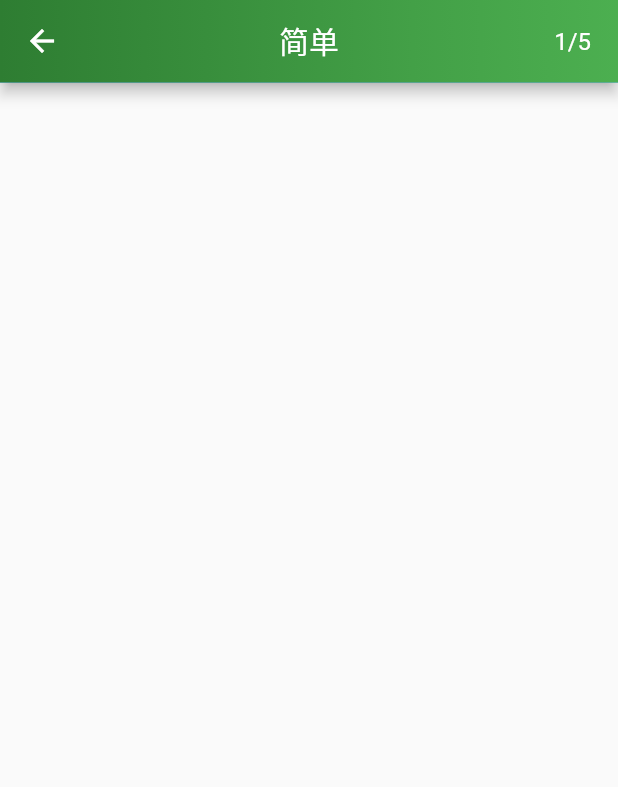
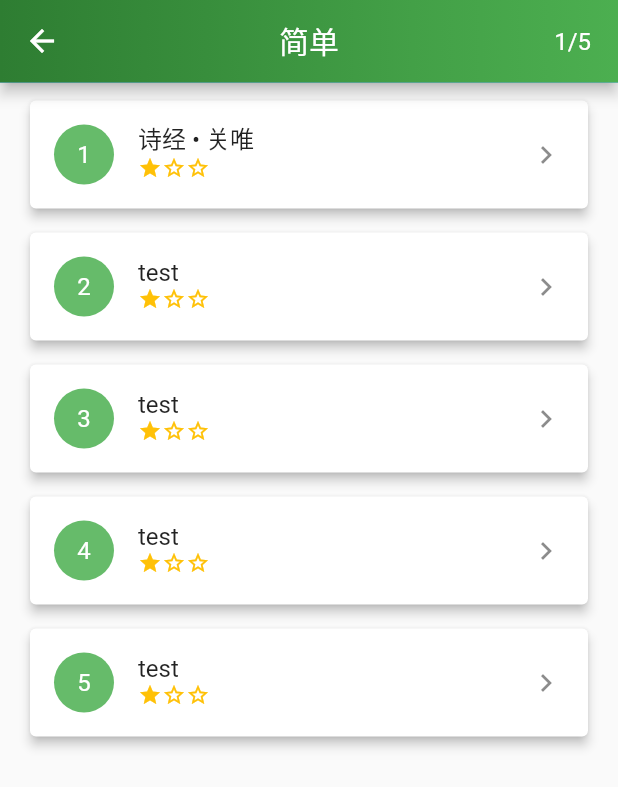
Before and after one commit to CodesAreHonest/poem-and-strings, a Flutter app: the EasyStageSelection screen opened by its route, on a phone screen of 412 x 824 dp. Shown: the top 787 px of the screen. Run offline on Flutter 3.47's test engine with Material 2 defaults, Android fonts, the phone set to English and light mode, and no system bars.

Commit message:
[Easy Stage Selection] - Complete

```diff
--- a/lib/screens/easy_stage_selection/easy_stage_selection.dart
+++ b/lib/screens/easy_stage_selection/easy_stage_selection.dart
@@ -1,11 +1,28 @@
 import "package:flutter/material.dart";
 import "widgets/appbar.dart";
+import "widgets/easy_stage.dart";
 
 class EasyStageSelection extends StatelessWidget {
+
+  final titles = ['诗经 • 关唯', 'test', 'test', 'test',
+    'test'];
+
   @override
   Widget build(BuildContext context) {
     return Scaffold(
-      appBar: EasyStageAppBar()
+      appBar: EasyStageAppBar(),
+      body: Padding(
+        padding: const EdgeInsets.symmetric(vertical: 8.0, horizontal: 16.0),
+        child: ListView.builder(
+          itemCount: titles.length,
+          itemBuilder: (context, index) {
+
+            int steps = index + 1;
+
+            return EasyStage(steps: steps, titles: titles[index]);
+          },
+        ),
+      ),
     );
   }
 }
--- a/lib/screens/difficult_stage_selection/widgets/stage.dart
+++ b/lib/screens/easy_stage_selection/widgets/easy_stage.dart
@@ -1,8 +1,8 @@
 import "package:flutter/material.dart";
-import "./stage_rating.dart";
+import "package:poem_and_strings/widgets/stage_rating.dart";
 
-class Stage extends StatelessWidget {
-  const Stage({
+class EasyStage extends StatelessWidget {
+  const EasyStage({
     Key key,
     @required this.steps,
     @required this.titles,
@@ -19,7 +19,7 @@ class Stage extends StatelessWidget {
           elevation: 3.0,
           child: ListTile(
             leading: CircleAvatar(
-              backgroundColor: Colors.red[400],
+              backgroundColor: Colors.green[400],
               child: Text(
                   "$steps",
                   style: TextStyle(
```
Also changed, not shown: lib/screens/difficult_stage_selection/difficult_stage_selection.dart (+2 -44 lines), lib/screens/difficult_stage_selection/widgets/difficult_stage.dart (added, +44 -0 lines), lib/widgets/stage_rating.dart (renamed from lib/screens/difficult_stage_selection/widgets/stage_rating.dart).
